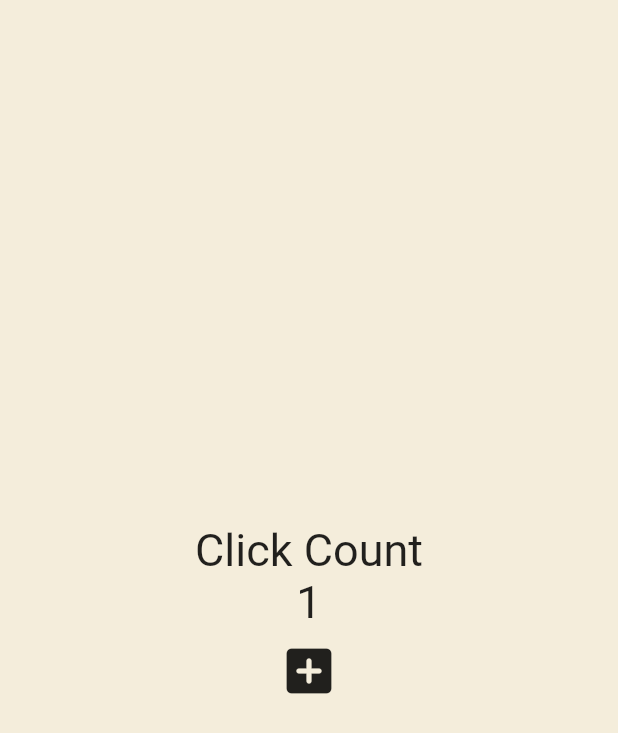
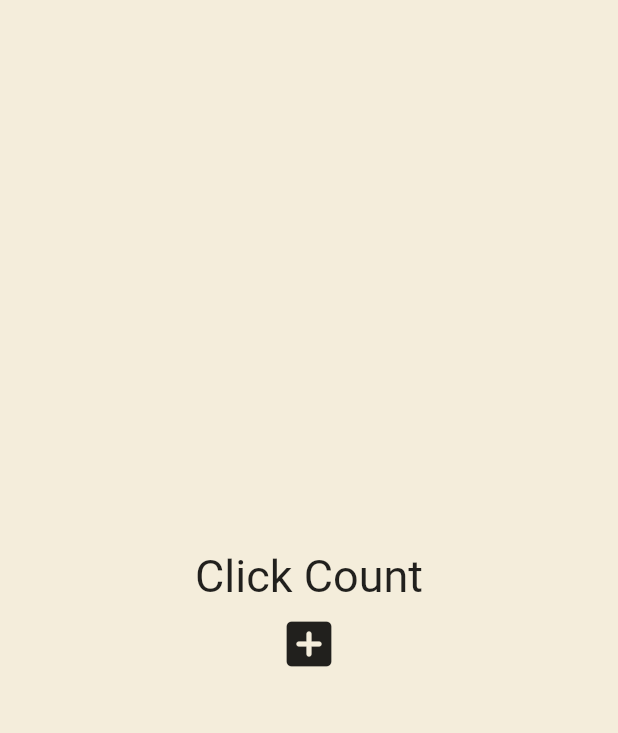
Before and after one commit to LEEHUUN/flutter-study-toonflix, a Flutter app: the screen it shows after launch, on a phone screen of 412 x 824 dp. Shown: the top 733 px of the screen. Run offline on Flutter 3.47's test engine with Material 2 defaults, Android fonts, the phone set to English and light mode, and no system bars.

Commit message:
- feat: 4.2강 Recap 학습내용 commit.

```diff
--- a/lib/examples/statefull_widgets.dart
+++ b/lib/examples/statefull_widgets.dart
@@ -8,11 +8,11 @@ class StatefullWidgets extends StatefulWidget {
 }
 
 class _StatefullWidgetsState extends State<StatefullWidgets> {
-  int counter = 1;
+  List<int> numbers = [];
 
   void onClicked() {
     setState(() {
-      counter += 1;
+      numbers.add(numbers.length);
     });
   }
 
@@ -31,12 +31,7 @@ class _StatefullWidgetsState extends State<StatefullWidgets> {
                     fontSize: 30,
                   ),
                 ),
-                Text(
-                  '$counter',
-                  style: const TextStyle(
-                    fontSize: 30,
-                  ),
-                ),
+                for (var n in numbers) Text('$n'),
                 IconButton(
                   iconSize: 40,
                   onPressed: onClicked,
```
Also changed, not shown: 1 other file.
